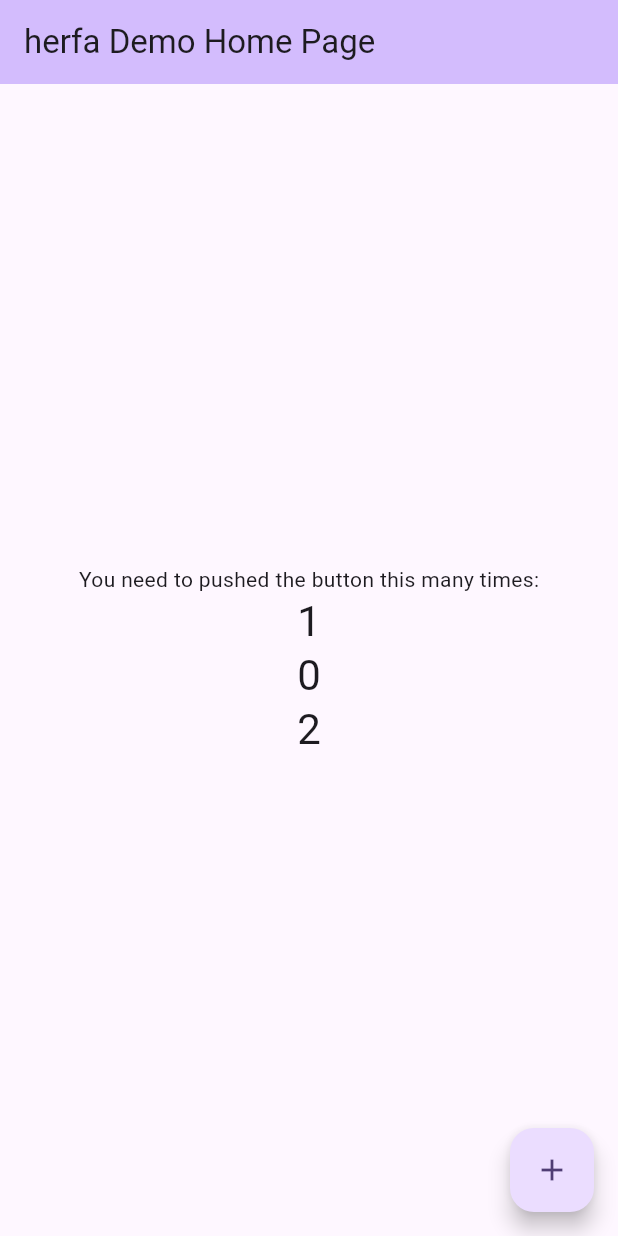
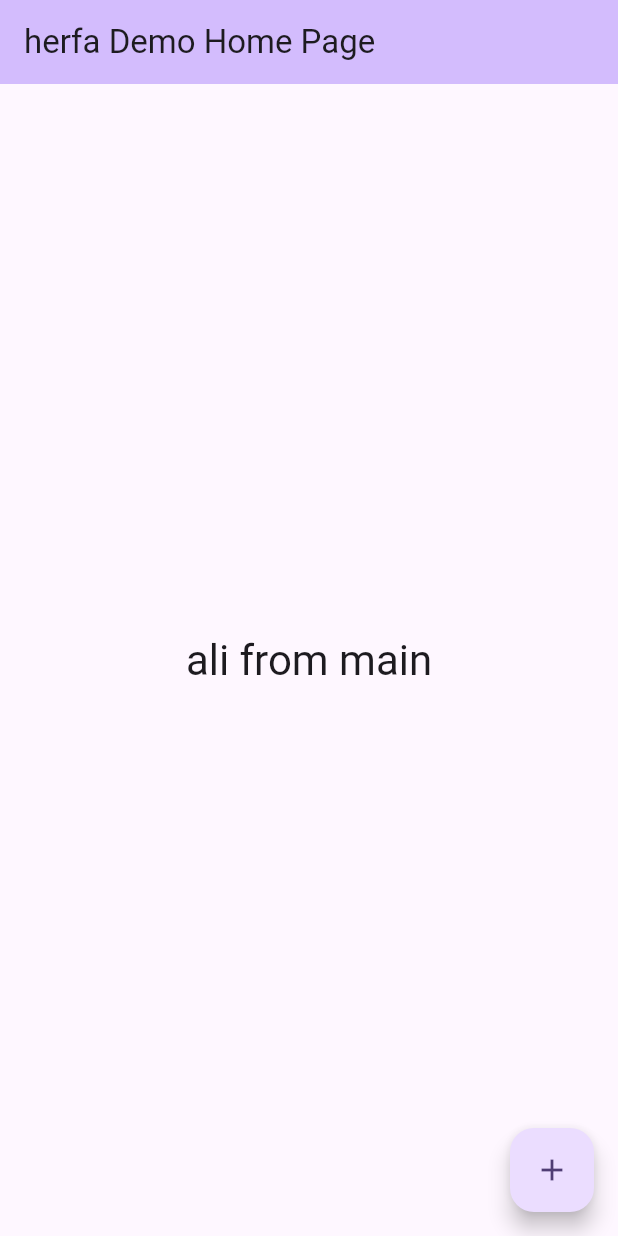
Before and after one commit to alilotfy4321/herfa, a Flutter app: the screen it shows after launch, on a phone screen of 412 x 824 dp. Run offline on Flutter 3.47's test engine with Material 3 defaults, Android fonts, the phone set to English and light mode, and no system bars.

Commit message:
add ali from main and delete other

```diff
--- a/lib/main.dart
+++ b/lib/main.dart
@@ -58,22 +58,12 @@
 
           mainAxisAlignment: MainAxisAlignment.center,
           children: <Widget>[
-            const Text(
-              'You need to pushed the button this many times:',
-            ),
+
             Text(
-              '${_counter+1}',
-              style: Theme.of(context).textTheme.headlineMedium,
-            ),
-            Text(
-              '$_counter',
+              'ali from main',
               style: Theme.of(context).textTheme.headlineMedium,
             ),
 
-              Text(
-              '${_counter+2}',
-              style: Theme.of(context).textTheme.headlineMedium,
-            ),
           ],
         ),
       ),
```
